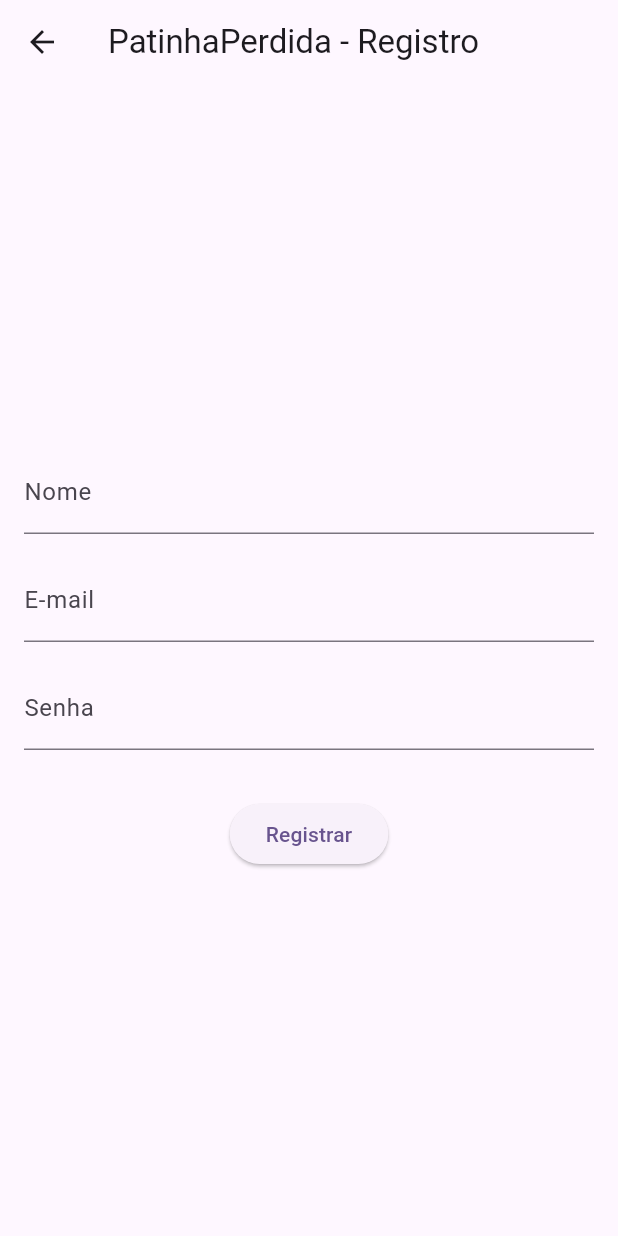
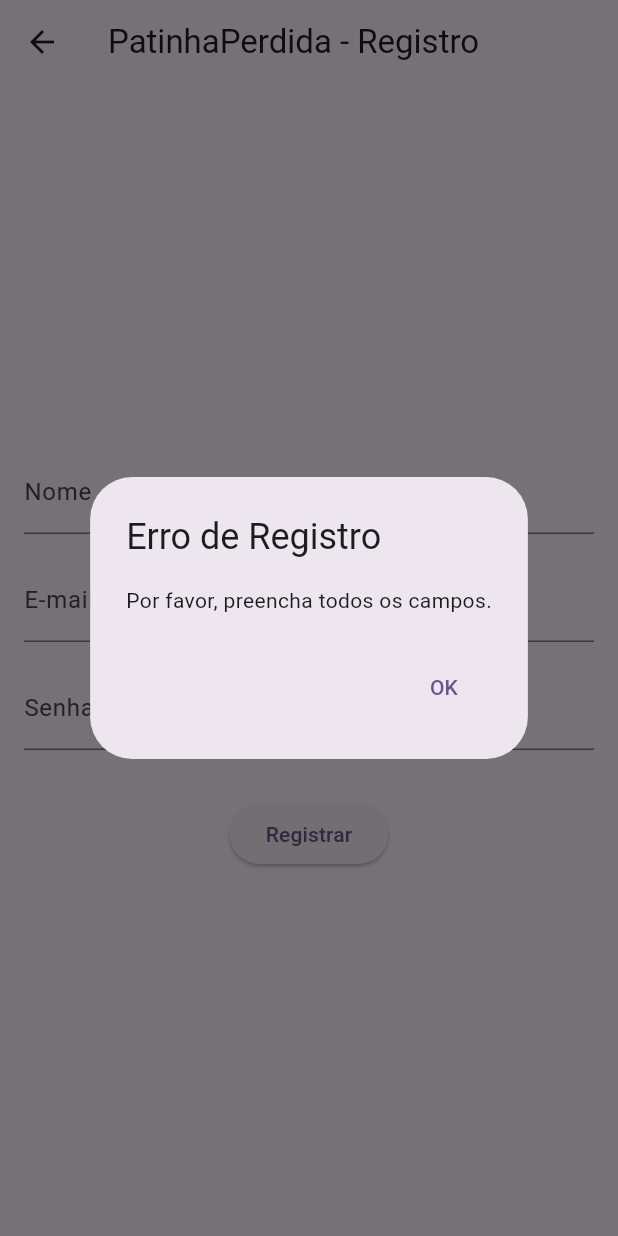
Before and after one commit to EduardoCarvalho01/PatinhaPerdida, a Flutter app: the RegisterPage screen opened directly, after a tap on "Registrar", on a phone screen of 412 x 824 dp. Run offline on Flutter 3.47's test engine with Material 3 defaults, Android fonts, the phone set to English and light mode, and no system bars; our stand-ins replace cloud_firestore, firebase_auth, firebase_core, firebase_storage, geocoding, geolocator and 2 more; accounts and stored records are empty.

Commit message:
atualização no registro de usuário

```diff
--- a/lib/screens/registerPage.dart
+++ b/lib/screens/registerPage.dart
@@ -17,9 +17,30 @@
   final TextEditingController _passwordController = TextEditingController();
 
   Future<void> _registerWithEmailAndPassword() async {
+    // Verificar se algum campo está vazio
+    if (_nameController.text.isEmpty ||
+        _emailController.text.isEmpty ||
+        _passwordController.text.isEmpty) {
+      showDialog(
+        context: context,
+        builder: (context) => AlertDialog(
+          title: Text('Erro de Registro'),
+          content: Text('Por favor, preencha todos os campos.'),
+          actions: <Widget>[
+            TextButton(
+              onPressed: () => Navigator.of(context).pop(),
+              child: Text('OK'),
+            ),
+          ],
+        ),
+      );
+      return;
+    }
+
     try {
       // Registra o usuário com e-mail e senha
-      UserCredential userCredential = await _auth.createUserWithEmailAndPassword(
+      UserCredential userCredential =
+          await _auth.createUserWithEmailAndPassword(
         email: _emailController.text.trim(),
         password: _passwordController.text.trim(),
       );
@@ -33,7 +54,8 @@
       });
 
       // Navega para a próxima tela após o registro bem-sucedido
-      Navigator.pushReplacement(context, MaterialPageRoute(builder: (context) => FeedPage()));
+      Navigator.pushReplacement(
+          context, MaterialPageRoute(builder: (context) => FeedPage()));
     } catch (e) {
       print("Erro de Registro: $e");
     }
```
